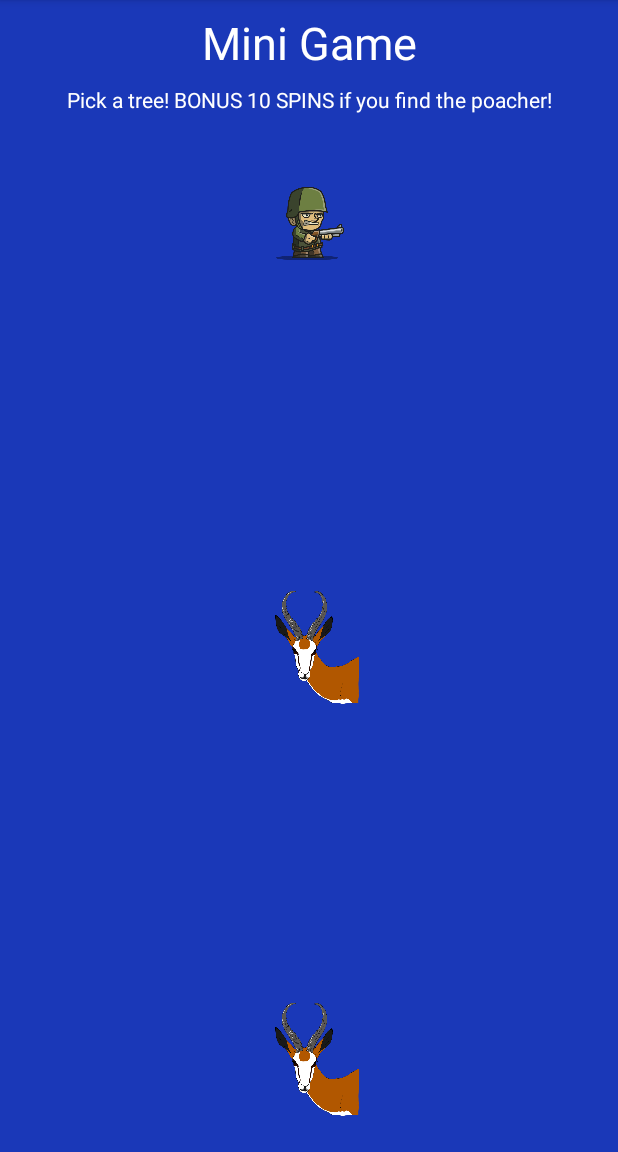
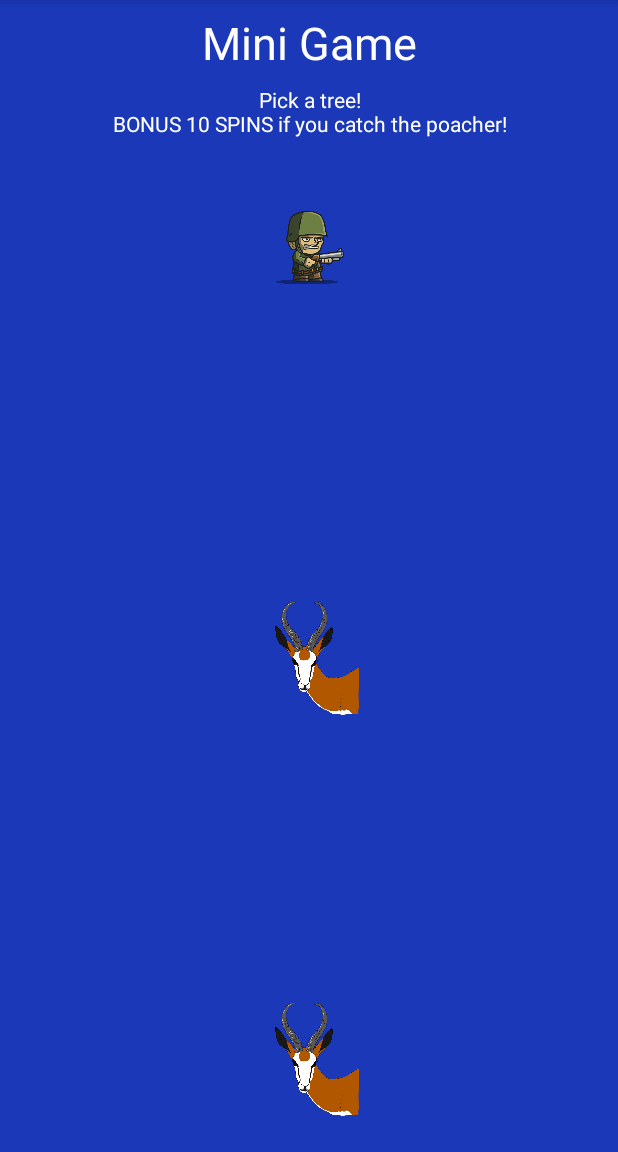
Before and after one commit to hdpuk86/android_slot_machine, an Android app: the MiniGameActivity screen opened directly, with no data from a screen before it, after a tap on "tree", on a phone screen of 412 x 824 dp, the part 84-1236 px from its top. Run offline under Robolectric (Android 15) with nearby library versions, the phone set to English and light mode, and no system bars; Roboto replaces fonts that are not available here.

Commit message:
refactor minigame

```diff
--- a/app/src/main/java/com/example/hayleyprior/androidslotmachine/MiniGameActivity.java
+++ b/app/src/main/java/com/example/hayleyprior/androidslotmachine/MiniGameActivity.java
@@ -17,7 +17,8 @@ public class MiniGameActivity extends AppCompatActivity {
     private ImageButton tree1;
     private ImageButton tree2;
     private ImageButton tree3;
-
+    private Intent win;
+    private Intent lose;
 
     @Override
     protected void onCreate(Bundle savedInstanceState) {
@@ -41,6 +42,11 @@ public class MiniGameActivity extends AppCompatActivity {
             result3.setImageResource(poacher);
         }
 
+        win = new Intent(this, GameActivity.class);
+        win.putExtra("playerFunds", 10);
+        lose = new Intent(this, GameOverActivity.class);
+
+
     }
 
     public void setAllTreesInvisible(){
@@ -51,9 +57,6 @@ public class MiniGameActivity extends AppCompatActivity {
 
     public void onTree1Clicked(View button){
         setAllTreesInvisible();
-        final Intent win = new Intent(this, GameActivity.class);
-        final Intent lose = new Intent(this, GameOverActivity.class);
-        win.putExtra("playerFunds", 10);
         if(miniGame.getPosition1().equals("Win")){
             final Handler handler = new Handler();
             handler.postDelayed(new Runnable() {
@@ -75,9 +78,6 @@ public class MiniGameActivity extends AppCompatActivity {
 
     public void onTree2Clicked(View button){
         setAllTreesInvisible();
-        final Intent win = new Intent(this, GameActivity.class);
-        final Intent lose = new Intent(this, GameOverActivity.class);
-        win.putExtra("playerFunds", 10);
         if(miniGame.getPosition2().equals("Win")){
             final Handler handler = new Handler();
             handler.postDelayed(new Runnable() {
@@ -99,9 +99,6 @@ public class MiniGameActivity extends AppCompatActivity {
 
     public void onTree3Clicked(View button){
         setAllTreesInvisible();
-        final Intent win = new Intent(this, GameActivity.class);
-        final Intent lose = new Intent(this, GameOverActivity.class);
-        win.putExtra("playerFunds", 10);
         if(miniGame.getPosition3().equals("Win")){
             final Handler handler = new Handler();
             handler.postDelayed(new Runnable() {
--- a/app/src/main/res/layout-land/activity_mini_game.xml
+++ b/app/src/main/res/layout-land/activity_mini_game.xml
@@ -75,6 +75,7 @@
         android:layout_marginStart="8dp"
         android:layout_marginTop="8dp"
         android:text="@string/minigame_rules"
+        android:textAlignment="center"
         android:textColor="@android:color/background_light"
         android:textSize="18sp"
         app:layout_constraintEnd_toEndOf="parent"
--- a/app/src/main/res/layout/activity_mini_game.xml
+++ b/app/src/main/res/layout/activity_mini_game.xml
@@ -75,6 +75,7 @@
         android:layout_marginStart="8dp"
         android:layout_marginTop="8dp"
         android:text="@string/minigame_rules"
+        android:textAlignment="center"
         android:textColor="@android:color/background_light"
         app:layout_constraintEnd_toEndOf="parent"
         app:layout_constraintStart_toStartOf="parent"
--- a/app/src/main/res/values/strings.xml
+++ b/app/src/main/res/values/strings.xml
@@ -37,7 +37,7 @@
     <string name="fiftypounds">£50</string>
     <string name="find_result">find result</string>
     <string name="mini_game">Mini Game</string>
-    <string name="minigame_rules">Pick a tree! BONUS 10 SPINS if you find the poacher!</string>
+    <string name="minigame_rules">Pick a tree!\nBONUS 10 SPINS if you catch the poacher!</string>
     <string name="word_continue">Continue</string>
     <string name="tree">tree</string>
 
```
